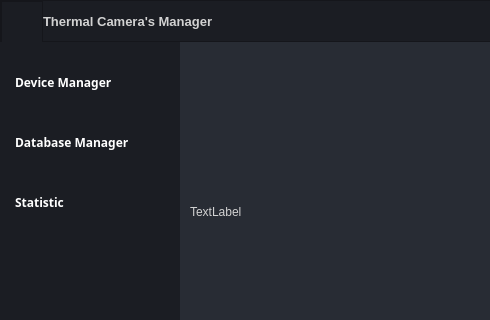
First picture: the form in widget/forms/form_main.ui, repository MetallicAlex/Thermal-Camera, before the edit; both pictures show x 0 to 490 and y 0 to 320 of the 1280 by 720 pixel window.
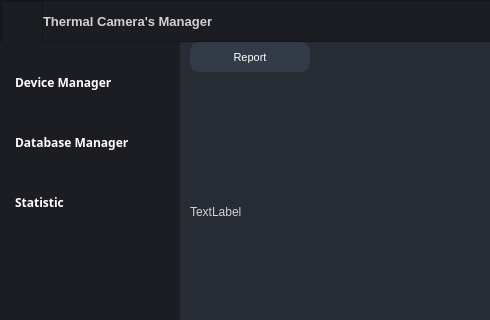
Second picture: the form after the edit. The open tabs and pages were chosen to show the change. Icons and pictures are not drawn.

```diff
--- a/widget/forms/form_main.ui
+++ b/widget/forms/form_main.ui
@@ -3294,6 +3294,47 @@
                  <normaloff>:/16x16/data/resources/icons/16x16/cil-reload.png</normaloff>:/16x16/data/resources/icons/16x16/cil-reload.png</iconset>
                </property>
               </widget>
+              <widget class="QPushButton" name="button_report">
+               <property name="geometry">
+                <rect>
+                 <x>10</x>
+                 <y>0</y>
+                 <width>120</width>
+                 <height>30</height>
+                </rect>
+               </property>
+               <property name="font">
+                <font>
+                 <family>Segoe UI</family>
+                 <pointsize>8</pointsize>
+                </font>
+               </property>
+               <property name="styleSheet">
+                <string notr="true">QPushButton {
+	border: 2px solid rgb(52, 59, 72);
+	border-radius: 10px;	
+	background-color: rgb(52, 59, 72);
+	color: rgb(255, 255, 255);
+}
+QPushButton:hover {
+	background-color: rgb(57, 65, 80);
+	color: rgb(227, 227, 227);
+	border: 2px solid rgb(61, 70, 86);
+}
+QPushButton:pressed {	
+	background-color: rgb(35, 40, 49);
+	color: rgb(255, 255, 255);
+	border: 2px solid rgb(43, 50, 61);
+}</string>
+               </property>
+               <property name="text">
+                <string>Report</string>
+               </property>
+               <property name="icon">
+                <iconset resource="../files.qrc">
+                 <normaloff>:/16x16/data/resources/icons/16x16/cil-notes.png</normaloff>:/16x16/data/resources/icons/16x16/cil-notes.png</iconset>
+               </property>
+              </widget>
              </widget>
              <widget class="QWidget" name="page_settings"/>
             </widget>
```
Left out of the diff: 2 changed lines with no effect on the pictures.
